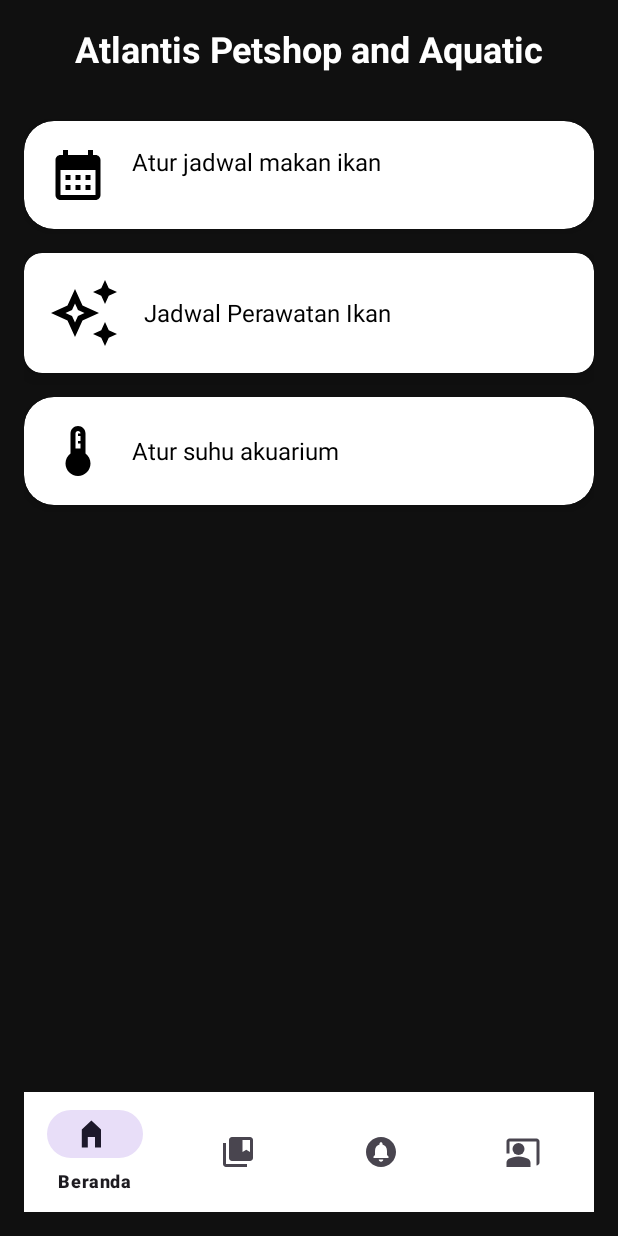
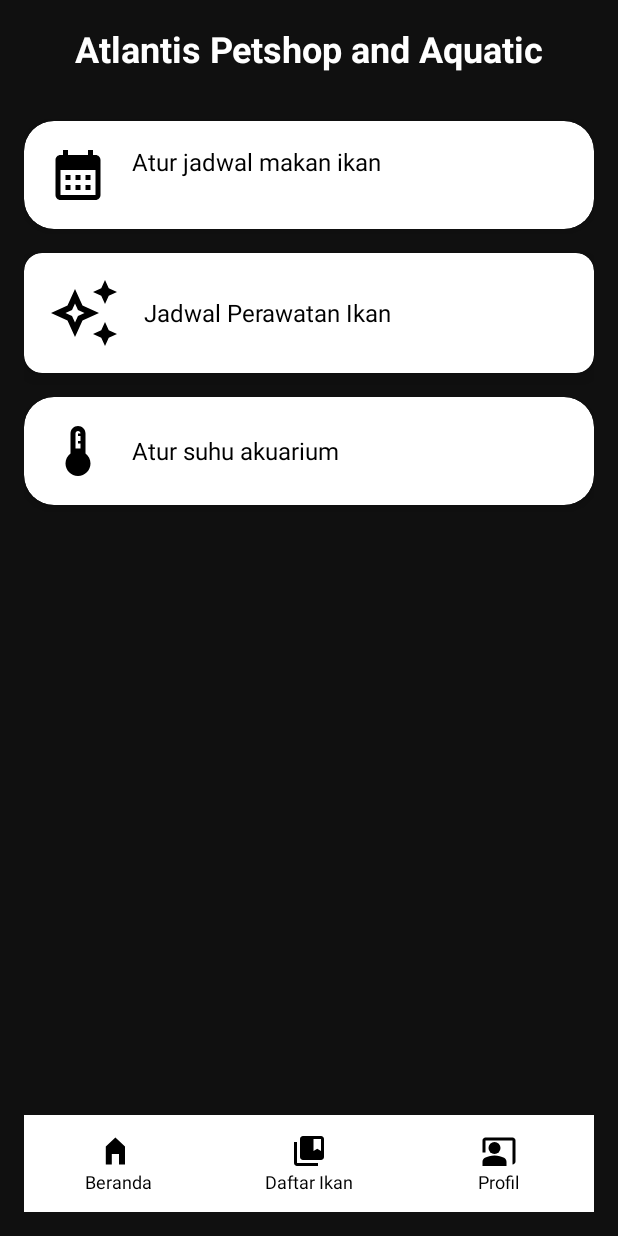
Before and after one commit to SimaSabrina30/SmartAkuarium, an Android app: the beranda screen opened directly, with no data from a screen before it, on a phone screen of 412 x 824 dp. Run offline under Robolectric (Android 15) with nearby library versions, the phone set to English and light mode, and no system bars.

Commit message:
menghubungkan daftarikan ke detailakuarium

```diff
--- a/app/src/main/java/com/sima/smartakuarium/beranda.java
+++ b/app/src/main/java/com/sima/smartakuarium/beranda.java
@@ -5,6 +5,7 @@ import android.os.Bundle;
 import android.view.View;
 import androidx.cardview.widget.CardView;
 import androidx.appcompat.app.AppCompatActivity;
+import android.widget.LinearLayout;
 
 public class beranda extends AppCompatActivity {
 
@@ -13,36 +14,43 @@ public class beranda extends AppCompatActivity {
         super.onCreate(savedInstanceState);
         setContentView(R.layout.activity_beranda);
 
+        // Navigasi ke Jadwal Makan Ikan
         CardView cardJadwalMakan = findViewById(R.id.cardJadwalMakanIkan);
-
-        cardJadwalMakan.setOnClickListener(new View.OnClickListener() {
-            @Override
-            public void onClick(View v) {
-                // Pastikan menggunakan huruf kapital sesuai nama class-nya
+        cardJadwalMakan.setOnClickListener(v -> {
             Intent intent = new Intent(beranda.this, jadwalmakanikan.class);
             startActivity(intent);
-            }
         });
+
+        // Navigasi ke Jadwal Perawatan Ikan
         CardView cardJadwalPerawatanIkan = findViewById(R.id.cardJadwalPerawatanIkan);
-        cardJadwalPerawatanIkan.setOnClickListener(new View.OnClickListener() {
-            @Override
-            public void onClick(View v) {
+        cardJadwalPerawatanIkan.setOnClickListener(v -> {
             Intent intent = new Intent(beranda.this, jadwalperawatanikan.class);
             startActivity(intent);
-            }
         });
 
-        // Menambahkan CardView untuk Atur Suhu
+        // Navigasi ke Atur Suhu
         CardView cardAturSuhu = findViewById(R.id.cardAturSuhu);
-        cardAturSuhu.setOnClickListener(new View.OnClickListener() {
-            @Override
-            public void onClick(View v) {
-                // Intent untuk membuka halaman atur suhu akuarium
+        cardAturSuhu.setOnClickListener(v -> {
             Intent intent = new Intent(beranda.this, atursuhu.class);
             startActivity(intent);
-            }
         });
 
+        // Navigasi Manual Bottom Navigation
+        LinearLayout navSchedule = findViewById(R.id.nav_schedule);
+        navSchedule.setOnClickListener(v -> {
+            Intent intent = new Intent(beranda.this, daftarikan.class);
+            startActivity(intent);
+        });
 
+        //LinearLayout navProfile = findViewById(R.id.nav_profile);
+      //  navProfile.setOnClickListener(v -> {
+           // Intent intent = new Intent(beranda.this, profil.class);
+            //startActivity(intent);
+        //});
+
+        LinearLayout navHome = findViewById(R.id.nav_home);
+        navHome.setOnClickListener(v -> {
+            // Sudah di halaman ini, tidak melakukan apa-apa atau bisa refresh
+        });
     }
 }
--- a/app/src/main/java/com/sima/smartakuarium/detailakuarium.java
+++ b/app/src/main/java/com/sima/smartakuarium/detailakuarium.java
@@ -11,7 +11,7 @@ public class detailakuarium extends AppCompatActivity {
     @Override
     protected void onCreate(Bundle savedInstanceState) {
         super.onCreate(savedInstanceState);
-        setContentView(R.layout.activity_main);
+        setContentView(R.layout.activity_detailakuarium);
 
         btnRefresh = findViewById(R.id.btnRefresh);
         btnRefresh.setOnClickListener(view -> {
--- a/app/src/main/res/drawable/berandaikon.xml
+++ b/app/src/main/res/drawable/berandaikon.xml
@@ -1,4 +1,4 @@
-<vector xmlns:android="http://schemas.android.com/apk/res/android" android:height="30dp" android:tint="#2D83FE" android:viewportHeight="24" android:viewportWidth="30" android:width="30dp">
+<vector xmlns:android="http://schemas.android.com/apk/res/android" android:height="30dp" android:tint="#000000" android:viewportHeight="24" android:viewportWidth="30" android:width="30dp">
 
     <path android:fillColor="@android:color/white" android:pathData="M12,3L4,9v12h5v-7h6v7h5V9z"/>
 
--- a/app/src/main/res/drawable/daftar.xml
+++ b/app/src/main/res/drawable/daftar.xml
@@ -1,4 +1,4 @@
-<vector xmlns:android="http://schemas.android.com/apk/res/android" android:height="24dp" android:tint="#2D83FE" android:viewportHeight="24" android:viewportWidth="24" android:width="24dp">
+<vector xmlns:android="http://schemas.android.com/apk/res/android" android:height="24dp" android:tint="#000000" android:viewportHeight="24" android:viewportWidth="24" android:width="24dp">
 
     <path android:fillColor="@android:color/white" android:pathData="M4,6H2v14c0,1.1 0.9,2 2,2h14v-2H4V6z"/>
 
--- a/app/src/main/res/drawable/notifikasi.xml
+++ b/app/src/main/res/drawable/notifikasi.xml
@@ -1,4 +1,4 @@
-<vector xmlns:android="http://schemas.android.com/apk/res/android" android:height="30dp" android:tint="#2D83FE" android:viewportHeight="24" android:viewportWidth="24" android:width="30dp">
+<vector xmlns:android="http://schemas.android.com/apk/res/android" android:height="30dp" android:tint="#000000" android:viewportHeight="24" android:viewportWidth="24" android:width="30dp">
 
     <path android:fillColor="@android:color/white" android:pathData="M12,2C6.48,2 2,6.48 2,12s4.48,10 10,10 10,-4.48 10,-10S17.52,2 12,2zM12,18.5c-0.83,0 -1.5,-0.67 -1.5,-1.5h3c0,0.83 -0.67,1.5 -1.5,1.5zM17,16L7,16v-1l1,-1v-2.61C8,9.27 9.03,7.47 11,7v-0.5c0,-0.57 0.43,-1 1,-1s1,0.43 1,1L13,7c1.97,0.47 3,2.28 3,4.39L16,14l1,1v1z"/>
 
--- a/app/src/main/res/drawable/profil.xml
+++ b/app/src/main/res/drawable/profil.xml
@@ -1,4 +1,4 @@
-<vector xmlns:android="http://schemas.android.com/apk/res/android" android:height="30dp" android:tint="#2D83FE" android:viewportHeight="24" android:viewportWidth="24" android:width="30dp">
+<vector xmlns:android="http://schemas.android.com/apk/res/android" android:height="30dp" android:tint="#000000" android:viewportHeight="24" android:viewportWidth="24" android:width="30dp">
 
     <path android:fillColor="@android:color/white" android:pathData="M21,3H3C1.9,3 1,3.9 1,5v8h2V5h18v16c1.1,0 2,-0.9 2,-2V5C23,3.9 22.1,3 21,3z"/>
 
--- a/app/src/main/res/layout/activity_beranda.xml
+++ b/app/src/main/res/layout/activity_beranda.xml
@@ -124,12 +124,90 @@
         android:layout_height="0dp"
         android:layout_weight="1" />
 
-    <!-- Bottom Navigation -->
-    <com.google.android.material.bottomnavigation.BottomNavigationView
-        android:id="@+id/bottom_navigation"
+    <!-- Manual Bottom Navigation -->
+    <LinearLayout
+        android:id="@+id/manual_bottom_nav"
         android:layout_width="match_parent"
         android:layout_height="wrap_content"
+        android:orientation="horizontal"
         android:background="#FFFFFF"
-        app:menu="@menu/bottom_navigation_menu" />
+        android:paddingVertical="8dp"
+        android:weightSum="3">
+
+        <!-- Beranda -->
+        <LinearLayout
+            android:id="@+id/nav_home"
+            android:layout_width="0dp"
+            android:layout_height="wrap_content"
+            android:layout_weight="1"
+            android:orientation="vertical"
+            android:gravity="center"
+            android:padding="4dp"
+            android:clickable="true"
+            android:foreground="?attr/selectableItemBackground">
+
+            <ImageView
+                android:layout_width="24dp"
+                android:layout_height="24dp"
+                android:src="@drawable/berandaikon"
+                android:contentDescription="Beranda" />
+            <TextView
+                android:layout_width="wrap_content"
+                android:layout_height="wrap_content"
+                android:text="Beranda"
+                android:textSize="12sp"
+                android:textColor="#000000" />
+        </LinearLayout>
+
+        <!-- Jadwal -->
+        <LinearLayout
+            android:id="@+id/nav_schedule"
+            android:layout_width="0dp"
+            android:layout_height="wrap_content"
+            android:layout_weight="1"
+            android:orientation="vertical"
+            android:gravity="center"
+            android:padding="4dp"
+            android:clickable="true"
+            android:foreground="?attr/selectableItemBackground">
+
+            <ImageView
+                android:layout_width="24dp"
+                android:layout_height="24dp"
+                android:src="@drawable/daftar"
+                android:contentDescription="Daftar Ikan" />
+            <TextView
+                android:layout_width="wrap_content"
+                android:layout_height="wrap_content"
+                android:text="Daftar Ikan"
+                android:textSize="12sp"
+                android:textColor="#000000" />
+        </LinearLayout>
+
+        <!-- Profil -->
+        <LinearLayout
+            android:id="@+id/nav_profile"
+            android:layout_width="0dp"
+            android:layout_height="wrap_content"
+            android:layout_weight="1"
+            android:orientation="vertical"
+            android:gravity="center"
+            android:padding="4dp"
+            android:clickable="true"
+            android:foreground="?attr/selectableItemBackground">
+
+            <ImageView
+                android:layout_width="24dp"
+                android:layout_height="24dp"
+                android:src="@drawable/profil"
+                android:contentDescription="Profil" />
+            <TextView
+                android:layout_width="wrap_content"
+                android:layout_height="wrap_content"
+                android:text="Profil"
+                android:textSize="12sp"
+                android:textColor="#000000" />
+        </LinearLayout>
+    </LinearLayout>
 
 </LinearLayout>
--- a/app/src/main/res/menu/bottom_navigation_menu.xml
+++ b/app/src/main/res/menu/bottom_navigation_menu.xml
@@ -1,19 +1,14 @@
-<?xml version="1.0" encoding="utf-8"?>
 <menu xmlns:android="http://schemas.android.com/apk/res/android">
     <item
-        android:id="@+id/menu_beranda"
-        android:icon="@drawable/berandaikon"
-        android:title="Beranda"/>
+        android:id="@+id/nav_home"
+        android:title="Beranda"
+        android:icon="@drawable/berandaikon" />
     <item
-        android:id="@+id/menu_daftarikan"
-        android:icon="@drawable/daftar"
-        android:title="Daftar Ikan"/>
+        android:id="@+id/nav_schedule"
+        android:title="Ikan"
+        android:icon="@drawable/daftar" />
     <item
-        android:id="@+id/menu_notifikasi"
-        android:icon="@drawable/notifikasi"
-        android:title="Notifikasi"/>
-    <item
-        android:id="@+id/menu_profil"
-        android:icon="@drawable/profil"
-        android:title="Profil"/>
+        android:id="@+id/nav_profile"
+        android:title="Profil"
+        android:icon="@drawable/profil" />
 </menu>
```
Also changed, not shown: app/src/main/AndroidManifest.xml (+21 -19 lines), app/src/main/java/com/sima/smartakuarium/daftarikan.java (+42 -2 lines), app/src/main/res/layout/activity_daftarikan.xml (+22 -37 lines), app/src/main/res/layout/activity_detailakuarium.xml (+0 -11 lines), app/src/main/res/layout/activity_jadwalmakanikan.xml (+0 -9 lines), app/src/main/res/layout/activity_jadwalperawatanikan.xml (+0 -9 lines). Lines whose indentation alone changed are shown as unchanged.
